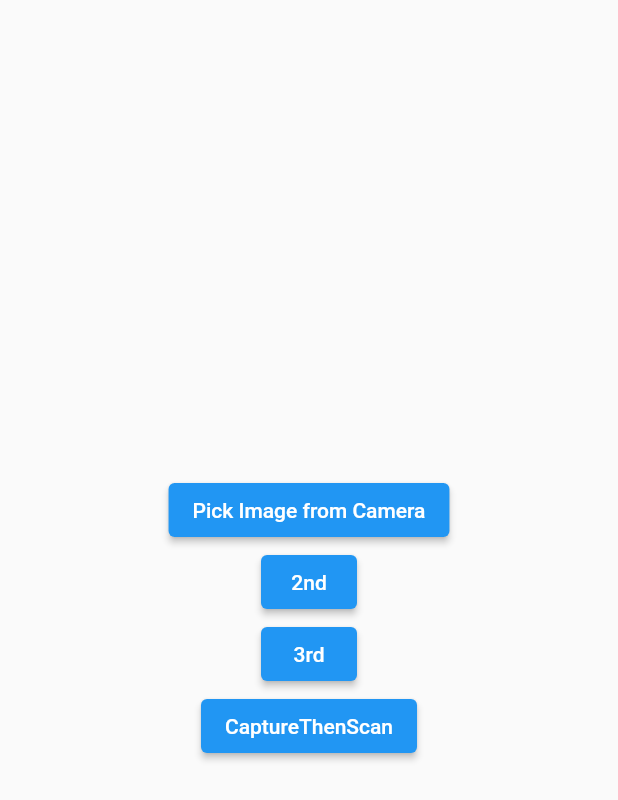
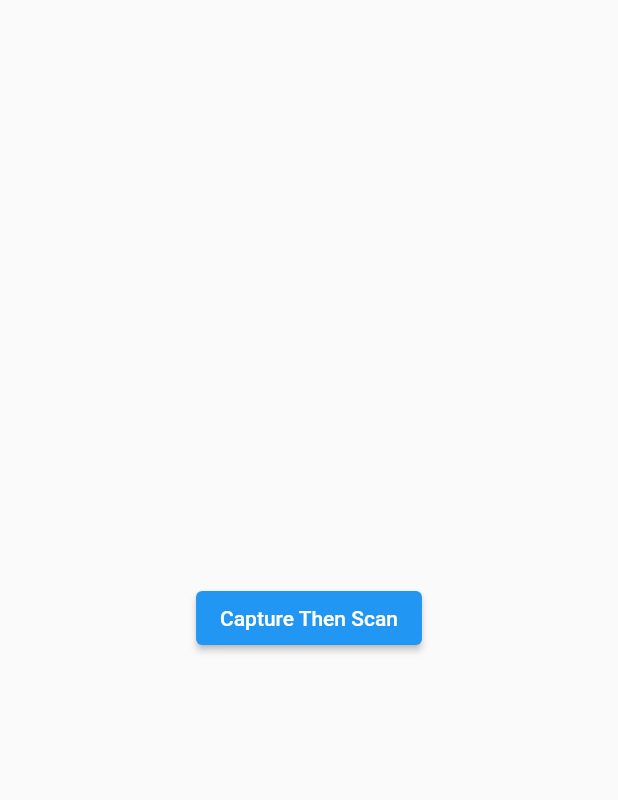
Before and after one commit to NasShihab/camera_bar_code, a Flutter app: the screen it shows after launch, on a phone screen of 412 x 824 dp. Shown: the top 800 px of the screen. Run offline on Flutter 3.47's test engine with Material 2 defaults, Android fonts, the phone set to English and light mode, and no system bars; our stand-ins replace image_picker; missing offline and left inert: google_ml_kit.

Commit message:
barcode ok

```diff
--- a/lib/homepage.dart
+++ b/lib/homepage.dart
@@ -1,6 +1,4 @@
-import 'dart:io';
 import 'package:flutter/material.dart';
-import 'package:image_picker/image_picker.dart';
 
 import 'image_scan.dart';
 
@@ -12,61 +10,22 @@ class HomePage extends StatefulWidget {
 }
 
 class _HomePageState extends State<HomePage> {
-  File? _pickedImage;
-
-  Future<void> _pickImageFromCamera() async {
-    final picker = ImagePicker();
-    final pickedFile = await picker.pickImage(source: ImageSource.camera);
-
-    if (pickedFile != null) {
-      setState(() {
-        _pickedImage = File(pickedFile.path);
-      });
-    }
-  }
-
   @override
   Widget build(BuildContext context) {
     return Scaffold(
       body: SafeArea(
         child: Padding(
-          padding: EdgeInsets.symmetric(horizontal: 25),
+          padding: const EdgeInsets.symmetric(horizontal: 25),
           child: Column(
             mainAxisAlignment: MainAxisAlignment.center,
             children: [
-              if (_pickedImage != null)
-                Image.file(
-                  _pickedImage!,
-                ),
-              Center(
-                child: ElevatedButton(
-                  onPressed: _pickImageFromCamera,
-                  child: const Text("Pick Image from Camera"),
-                ),
-              ),
-              Center(
-                child: ElevatedButton(
-                  onPressed: () {},
-                  child: const Text("2nd"),
-                ),
-              ),
-              Center(
-                child: ElevatedButton(
-                  onPressed: () {
-                    // Navigator.push(context, MaterialPageRoute(builder: (context) => const QQrCodeScanView()));
-                  },
-                  child: const Text("3rd"),
-                ),
-
-              ),
               Center(
                 child: ElevatedButton(
                   onPressed: () {
                     Navigator.push(context, MaterialPageRoute(builder: (context) => const CaptureThenScan()));
                   },
-                  child: const Text("CaptureThenScan"),
+                  child: const Text("Capture Then Scan"),
                 ),
-
               ),
             ],
           ),
```
